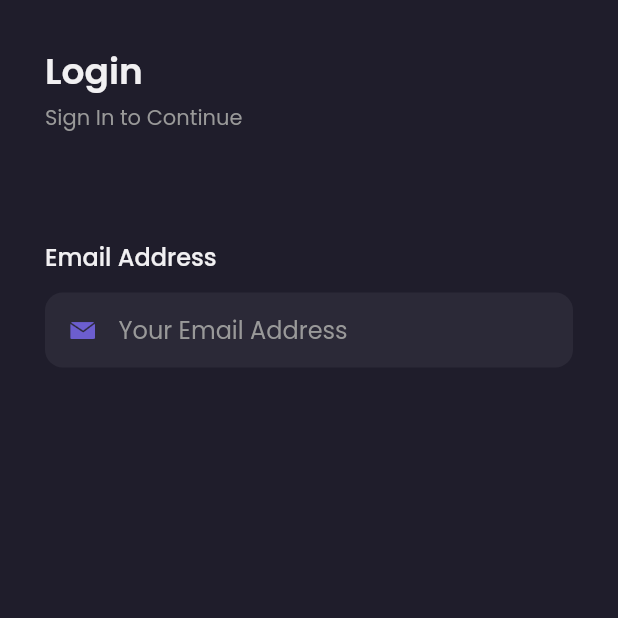
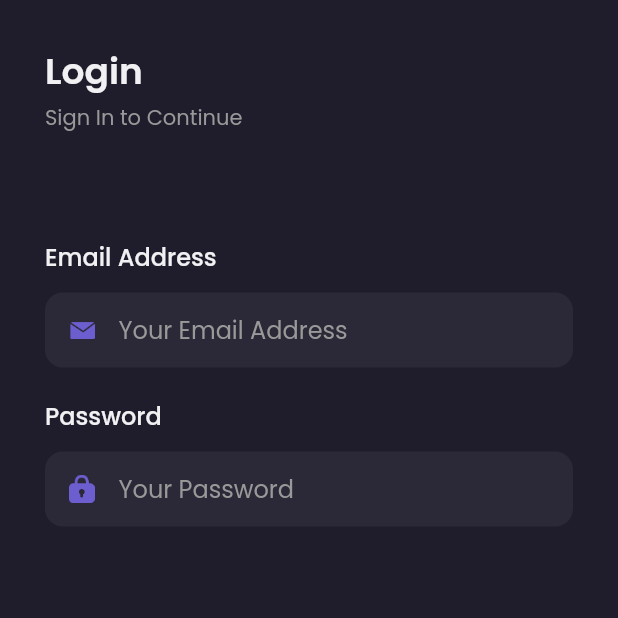
Before and after one commit to AsepCahyudin/saveshamo, a Flutter app: the screen it shows after launch, on a phone screen of 412 x 824 dp, the top half of it. Run offline on Flutter 3.47's test engine with Material 2 defaults, Android fonts, the phone set to English and light mode, and no system bars; our stand-ins replace google_fonts.

Commit message:
login page password

```diff
--- a/lib/pages/sign_in_page.dart
+++ b/lib/pages/sign_in_page.dart
@@ -69,6 +69,47 @@ class SignInPage extends StatelessWidget {
       );
     }
 
+    Widget passwordInput() {
+      return Container(
+        margin: EdgeInsets.only(top: 20),
+        child: Column(crossAxisAlignment: CrossAxisAlignment.start, children: [
+          Text('Password',
+              style:
+                  primaryTextStyle.copyWith(fontSize: 16, fontWeight: medium)),
+          SizedBox(
+            height: 12,
+          ),
+          Container(
+            height: 50,
+            padding: EdgeInsets.symmetric(horizontal: 16),
+            decoration: BoxDecoration(
+                color: backgroundColor2,
+                borderRadius: BorderRadius.circular(12)),
+            child: Center(
+                child: Row(
+              children: [
+                Image.asset(
+                  'assets/Password_Icon.png',
+                  width: 17,
+                ),
+                SizedBox(
+                  width: 16,
+                ),
+                Expanded(
+                    child: TextFormField(
+                  style: primaryTextStyle,
+                  decoration: InputDecoration.collapsed(
+                    hintText: 'Your Password',
+                    hintStyle: subtitleTextStyle,
+                  ),
+                ))
+              ],
+            )),
+          )
+        ]),
+      );
+    }
+
     return Scaffold(
       backgroundColor: backgroundColor1,
       body: Container(
@@ -80,6 +121,7 @@ class SignInPage extends StatelessWidget {
           children: [
             header(),
             emailInput(),
+            passwordInput(),
           ],
         ),
       ),
```
